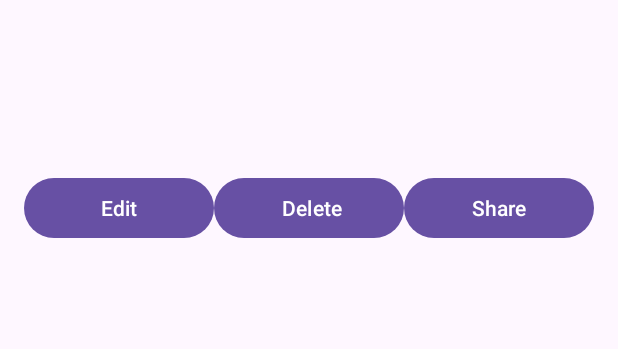
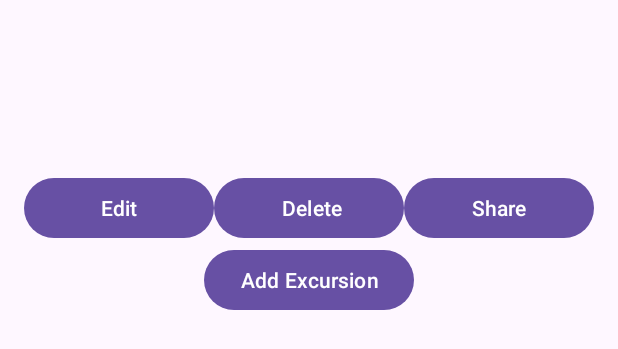
Before and after one commit to Reece-Nunez/Android_Vacation_Tracker, an Android app: the layout item_vacation.xml on its own in the app's theme, with its tools: preview values and no code run, on a phone screen of 412 x 824 dp. Shown: the top 349 px of the screen. Run offline under Robolectric (Android 15) with nearby library versions, the phone set to English and light mode, and no system bars.

Commit message:
added button on vacation detail view to add excursion to that specific vacation

```diff
--- a/app/src/main/res/layout/item_vacation.xml
+++ b/app/src/main/res/layout/item_vacation.xml
@@ -57,4 +57,12 @@
             android:text="Share"/>
 
     </LinearLayout>
+
+    <Button
+        android:id="@+id/buttonAddExcursion"
+        android:layout_width="wrap_content"
+        android:layout_height="wrap_content"
+        android:text="Add Excursion"
+        android:layout_gravity="center_horizontal"/>
+
 </LinearLayout>
```
